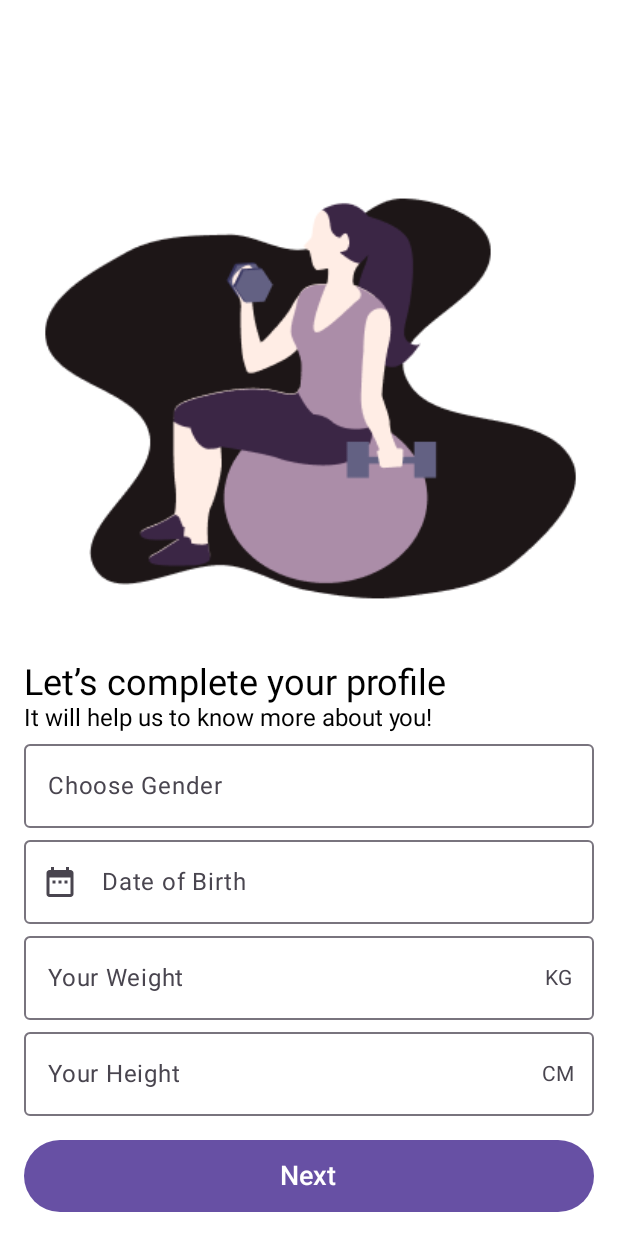
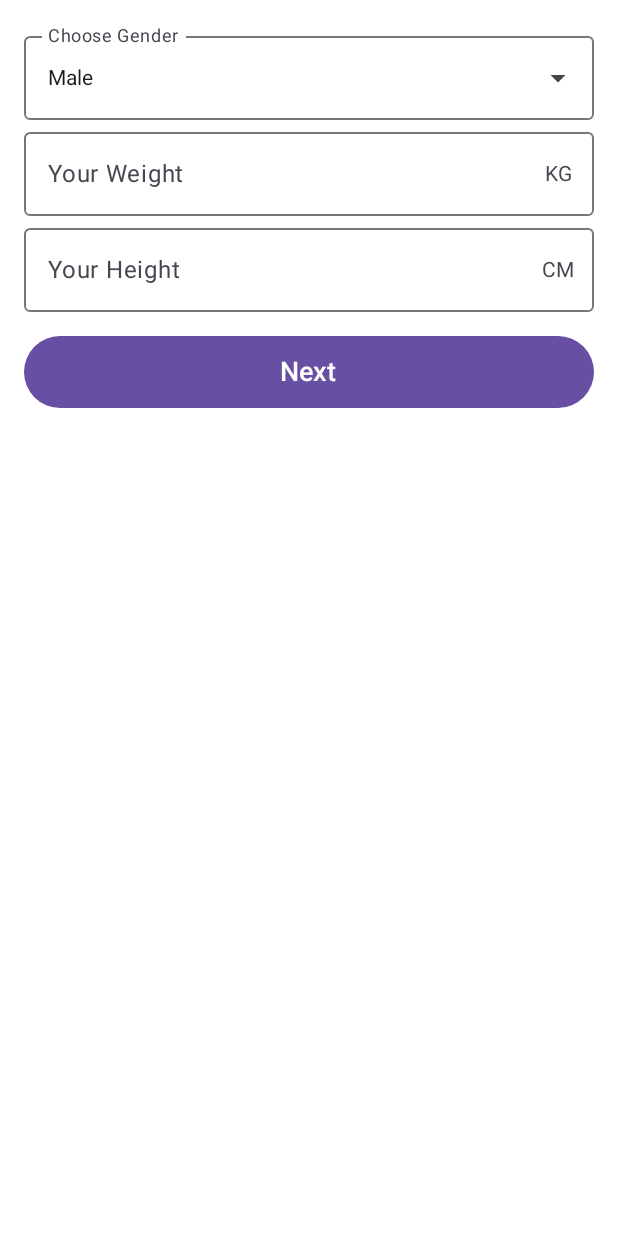
Before and after one commit to Haikalwelp/DreamShape-Fitness, an Android app built with Jetpack Compose: the @Preview function CompleteProfileScreenPreview, on a phone screen of 412 x 824 dp. Run offline under Robolectric (Android 15) with nearby library versions, the phone set to English and light mode, and no system bars.

Commit message:
v 0.0.3
RegisterCont.kt UI finished.
Registration works.

```diff
--- a/app/build.gradle.kts
+++ b/app/build.gradle.kts
@@ -72,6 +72,7 @@ dependencies {
     implementation ("org.jetbrains.kotlinx:kotlinx-coroutines-core:1.7.3")
 
     implementation ("androidx.compose.runtime:runtime-livedata:1.5.4")
+    implementation("com.google.android.material:material:1.11.0")
 
 
 
--- a/app/src/main/java/com/dreamshape/dsfitness/NavGraph.kt
+++ b/app/src/main/java/com/dreamshape/dsfitness/NavGraph.kt
@@ -29,7 +29,7 @@ fun DSFitnessNavGraph(navController: NavHostController) {
             OnboardingScreen(navController = navController) // Pass the NavController here
         }
         composable(Destinations.RegistrationScreen) {
-            RegistrationScreen(viewModel = viewModel()) // Pass the viewModel instance
+            RegistrationScreen(viewModel = viewModel(), navController) // Pass the viewModel instance
         }
         composable(
             route = "success/{firstName}",
--- a/app/src/main/java/com/dreamshape/dsfitness/screens/RegisterCont.kt
+++ b/app/src/main/java/com/dreamshape/dsfitness/screens/RegisterCont.kt
@@ -1,40 +1,39 @@
-package com.dreamshape.dsfitness.screens
-
-import androidx.compose.foundation.Image
+import android.app.DatePickerDialog
+import androidx.compose.foundation.clickable
 import androidx.compose.foundation.layout.*
 import androidx.compose.foundation.text.KeyboardActions
 import androidx.compose.foundation.text.KeyboardOptions
 import androidx.compose.material.icons.Icons
+import androidx.compose.material.icons.filled.ArrowDropDown
 import androidx.compose.material.icons.filled.DateRange
-import androidx.compose.material3.Button
-import androidx.compose.material3.ExperimentalMaterial3Api
-import androidx.compose.material3.Icon
-import androidx.compose.material3.OutlinedTextField
-import androidx.compose.material3.Text
-import androidx.compose.runtime.Composable
-import androidx.compose.runtime.getValue
-import androidx.compose.runtime.mutableStateOf
-import androidx.compose.runtime.remember
-import androidx.compose.runtime.setValue
+import androidx.compose.material3.*
+import androidx.compose.runtime.*
 import androidx.compose.ui.Alignment
 import androidx.compose.ui.Modifier
 import androidx.compose.ui.graphics.painter.Painter
+import androidx.compose.ui.platform.LocalContext
 import androidx.compose.ui.res.painterResource
 import androidx.compose.ui.text.input.ImeAction
+import androidx.compose.ui.text.input.KeyboardType
 import androidx.compose.ui.tooling.preview.Preview
 import androidx.compose.ui.unit.dp
 import androidx.compose.ui.unit.sp
 import com.dreamshape.dsfitness.components.DSImage
+import com.google.android.material.datepicker.MaterialDatePicker
+import com.dreamshape.dsfitness.R
+import java.text.SimpleDateFormat
+import java.util.*
 
 @OptIn(ExperimentalMaterial3Api::class)
 @Composable
 fun CompleteProfileScreen() {
-    // Replace with your actual resource IDs
-
-    var gender by remember { mutableStateOf("") }
+    var gender by remember { mutableStateOf("Male") }
     var dateOfBirth by remember { mutableStateOf("") }
     var weight by remember { mutableStateOf("") }
     var height by remember { mutableStateOf("") }
+    var expanded by remember { mutableStateOf(false) }
+    var showDatePicker by remember { mutableStateOf(false) }
+    val genderOptions = listOf("Male", "Female", "Helicopter")
 
     Column(
         modifier = Modifier
@@ -42,39 +41,36 @@ fun CompleteProfileScreen() {
             .padding(16.dp),
         horizontalAlignment = Alignment.CenterHorizontally
     ) {
-        DSImage(
-            image = painterResource(id = com.dreamshape.dsfitness.R.drawable.rgrimage1), // Make sure this is the correct resource ID
-            modifier = Modifier
-                .fillMaxWidth()
-                .weight(1f) // Adjust the weight to control the image size
-        )
-        Text(
-            text = "Let’s complete your profile",
-            fontSize = 24.sp,
-            modifier = Modifier.align(Alignment.Start)
-        )
-        Text(
-            text = "It will help us to know more about you!",
-            fontSize = 16.sp,
-            modifier = Modifier.align(Alignment.Start)
-        )
+        // Image and texts remain unchanged
+
+        ExposedDropdownMenuBox(
+            expanded = expanded,
+            onExpandedChange = { expanded = !expanded }
+        ) {
             OutlinedTextField(
                 value = gender,
                 onValueChange = { gender = it },
                 label = { Text("Choose Gender") },
                 modifier = Modifier.fillMaxWidth(),
-            keyboardOptions = KeyboardOptions.Default.copy(imeAction = ImeAction.Next),
-            keyboardActions = KeyboardActions(onNext = { /* Handle next focus */ })
+                trailingIcon = { Icon(Icons.Default.ArrowDropDown, contentDescription = null) },
+                readOnly = true // Make it read-only
             )
-        OutlinedTextField(
-            value = dateOfBirth,
-            onValueChange = { dateOfBirth = it },
-            label = { Text("Date of Birth") },
-            modifier = Modifier.fillMaxWidth(),
-            leadingIcon = { Icon(Icons.Default.DateRange, contentDescription = "Date of Birth") },
-            keyboardOptions = KeyboardOptions.Default.copy(imeAction = ImeAction.Next),
-            keyboardActions = KeyboardActions(onNext = { /* Handle next focus */ })
+            ExposedDropdownMenu(
+                expanded = expanded,
+                onDismissRequest = { expanded = false }
+            ) {
+                genderOptions.forEach { selection ->
+                    DropdownMenuItem(
+                        text = { Text(selection) },
+                        onClick = {
+                            gender = selection
+                            expanded = false
+                        }
                     )
+                }
+            }
+        }
+
         OutlinedTextField(
             value = weight,
             onValueChange = { weight = it },
@@ -105,6 +101,37 @@ fun CompleteProfileScreen() {
     }
 }
 
+
+
+@Composable
+fun ShowDatePickerDialog(
+    date: String,
+    onDateSelected: (String) -> Unit
+) {
+    val context = LocalContext.current
+    val formatter = SimpleDateFormat("dd/MM/yyyy", Locale.getDefault())
+    var selectedDate = Calendar.getInstance()
+    try {
+        selectedDate.time = formatter.parse(date) ?: Calendar.getInstance().time
+    } catch (e: Exception) {
+        selectedDate = Calendar.getInstance()
+    }
+
+    val datePickerDialog = DatePickerDialog(
+        context,
+        { _, year, month, dayOfMonth ->
+            val calendar = Calendar.getInstance()
+            calendar.set(year, month, dayOfMonth)
+            onDateSelected(formatter.format(calendar.time))
+        }, selectedDate.get(Calendar.YEAR), selectedDate.get(Calendar.MONTH), selectedDate.get(Calendar.DAY_OF_MONTH)
+    )
+
+    LaunchedEffect(Unit) {
+        datePickerDialog.show()
+    }
+}
+
+
 @Preview(showBackground = true, showSystemUi = true)
 @Composable fun CompleteProfileScreenPreview() {
     CompleteProfileScreen()
--- a/app/src/main/java/com/dreamshape/dsfitness/screens/SuccessScreen.kt
+++ b/app/src/main/java/com/dreamshape/dsfitness/screens/SuccessScreen.kt
@@ -49,7 +49,7 @@ fun SuccessScreen(userName: String, userViewModel: LoginViewModel.UserViewModel
 
         // Continue button
         DSButton(
-            text = "Go To Home",
+            text = "Complete Your Profile",
             onClick = onContinueClicked
         )
     }
```
Lines whose indentation alone changed are shown as unchanged.
